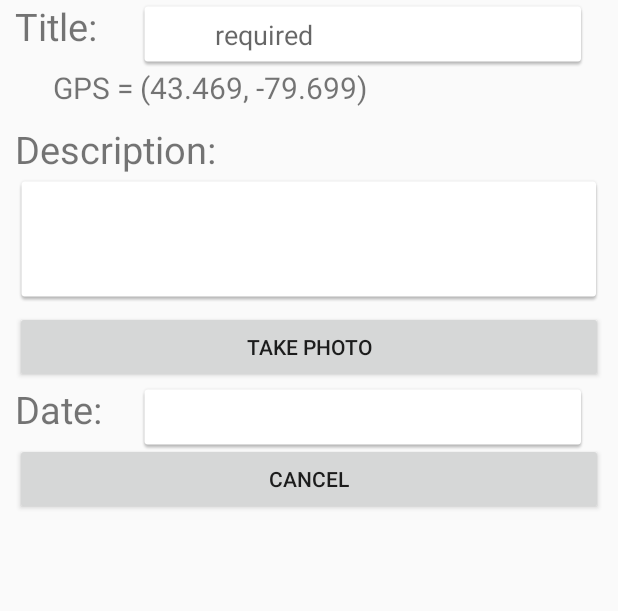
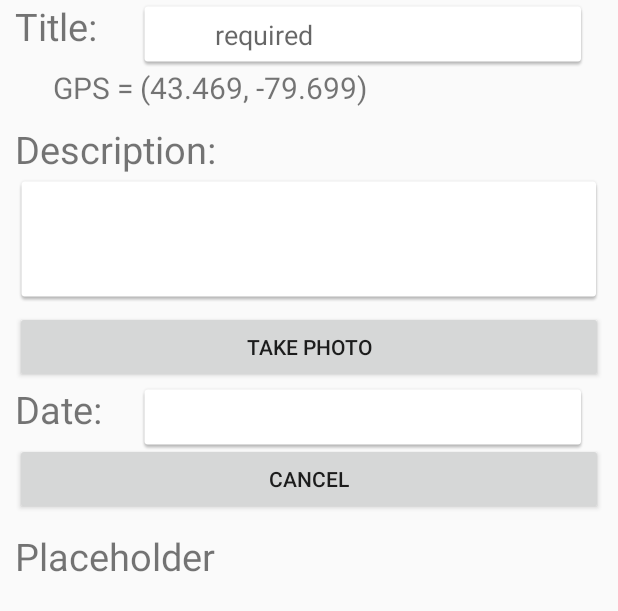
Before and after one commit to J-Way/StarrWay_AndroidFinalProject, an Android app: the layout form_view.xml on its own in the app's theme, with its tools: preview values and no code run, on a phone screen of 412 x 824 dp. Shown: the top 611 px of the screen. Run offline under Robolectric (Android 15) with nearby library versions, the phone set to English and light mode, and no system bars.

Commit message:
photo_path_added_to_activePin
Now when a user takes a photo, the file path is saved to the photoPath property of activePin companion object

```diff
--- a/app/src/main/java/com/example/CameraActivity.kt
+++ b/app/src/main/java/com/example/CameraActivity.kt
@@ -107,9 +107,12 @@ class CameraActivity : AppCompatActivity() {
                     val msg="Photo capture succeeded "+ savedUri.toString()
                     Toast.makeText(baseContext, msg, Toast.LENGTH_SHORT).show()
                     Log.d(TAG,savedUri.toString())
+                    MapsActivity.activePin.photoPath=savedUri.toString()
+                    onBackPressed()
                 }
             }
         )
+
     }
     fun cancelPhoto(view: View){
         onBackPressed()
--- a/app/src/main/java/com/example/Pin.kt
+++ b/app/src/main/java/com/example/Pin.kt
@@ -11,9 +11,10 @@ class Pin {
     var date: String=LocalDate.now().toString()
     var photoPath:String=""
     constructor(){}
-    constructor(title:String, description:String, date: String){
+    constructor(title:String, description:String, date: String, photoPath: String){
         this.title=title
         this.description=description
         this.date=date
+        this.photoPath=photoPath
     }
 }
--- a/app/src/main/java/com/example/UserFormAdapter.kt
+++ b/app/src/main/java/com/example/UserFormAdapter.kt
@@ -25,6 +25,9 @@ class UserFormAdapter(private val context: Activity, private val x:Pin)
         val etTitle=rowView.findViewById(R.id.etTitle) as EditText
         etTitle.setText(x.title)
 
+        val tvPhotoPath=rowView.findViewById(R.id.tvPhotoPath) as TextView
+        tvPhotoPath.setText(x.photoPath)
+
         val btnCancel=rowView.findViewById(R.id.btnCancel) as Button
         btnCancel.setOnClickListener {
             MapsActivity.activePin=Pin()
@@ -34,7 +37,7 @@ class UserFormAdapter(private val context: Activity, private val x:Pin)
 
         val btnCamera=rowView.findViewById(R.id.btnCamera) as Button
         btnCamera.setOnClickListener {
-            MapsActivity.activePin=Pin(etTitle.text.toString(), etDescription.text.toString(), etDate.text.toString())
+            MapsActivity.activePin=Pin(etTitle.text.toString(), etDescription.text.toString(), etDate.text.toString(), tvPhotoPath.text.toString())
             val intent = Intent(context, CameraActivity::class.java)
             context.startActivity(intent)
         }
--- a/app/src/main/res/layout/activity_add_pin.xml
+++ b/app/src/main/res/layout/activity_add_pin.xml
@@ -7,6 +7,6 @@
 
     <ListView
         android:layout_width="wrap_content"
-        android:layout_height="350sp"
+        android:layout_height="wrap_content"
         android:id="@+id/addPinView"/>
 </RelativeLayout>
--- a/app/src/main/res/layout/form_view.xml
+++ b/app/src/main/res/layout/form_view.xml
@@ -83,4 +83,12 @@
         android:text="Cancel"
         android:layout_below="@+id/tvDate"
         />
+    <TextView
+        android:id="@+id/tvPhotoPath"
+        android:layout_width="match_parent"
+        android:layout_height="wrap_content"
+        android:text="Placeholder"
+        android:layout_marginTop="10dp"
+        android:layout_below="@+id/btnCancel"
+        android:textSize="25dp" />
 </RelativeLayout>
```
